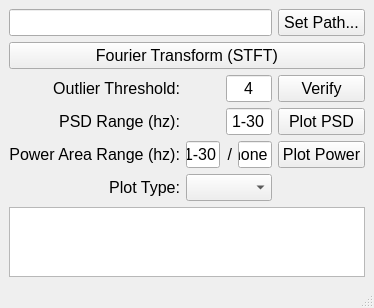
Before: the Qt Designer form sakeplot.ui in SAKEverse/sake-plot, drawn with Qt 5.
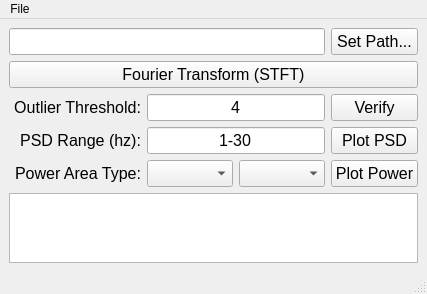
After: the same form once the commit is applied.

Commit message: change gui to run on top of cli

Diff of the .ui file:
```diff
--- a/sakeplot.ui
+++ b/sakeplot.ui
@@ -6,7 +6,7 @@
    <rect>
     <x>0</x>
     <y>0</y>
-    <width>327</width>
+    <width>326</width>
     <height>270</height>
    </rect>
   </property>
@@ -15,7 +15,7 @@
   </property>
   <widget class="QWidget" name="centralwidget">
    <layout class="QGridLayout" name="gridLayout">
-    <item row="2" column="4">
+    <item row="2" column="7">
      <widget class="QPushButton" name="verifyButton">
       <property name="font">
        <font>
@@ -27,40 +27,7 @@
       </property>
      </widget>
     </item>
-    <item row="3" column="2" colspan="2">
-     <widget class="QLineEdit" name="PSDEdit">
-      <property name="font">
-       <font>
-        <pointsize>12</pointsize>
-       </font>
-      </property>
-      <property name="text">
-       <string>1-30</string>
-      </property>
-      <property name="frame">
-       <bool>true</bool>
-      </property>
-      <property name="alignment">
-       <set>Qt::AlignCenter</set>
-      </property>
-     </widget>
-    </item>
-    <item row="0" column="0" colspan="4">
-     <widget class="QLineEdit" name="pathEdit">
-      <property name="font">
-       <font>
-        <pointsize>12</pointsize>
-       </font>
-      </property>
-      <property name="alignment">
-       <set>Qt::AlignRight|Qt::AlignTrailing|Qt::AlignVCenter</set>
-      </property>
-      <property name="readOnly">
-       <bool>true</bool>
-      </property>
-     </widget>
-    </item>
-    <item row="3" column="4">
+    <item row="3" column="7">
      <widget class="QPushButton" name="PSDButton">
       <property name="font">
        <font>
@@ -72,86 +39,7 @@
       </property>
      </widget>
     </item>
-    <item row="4" column="2">
-     <widget class="QLabel" name="labelPlotType_2">
-      <property name="font">
-       <font>
-        <pointsize>12</pointsize>
-        <weight>50</weight>
-        <bold>false</bold>
-       </font>
-      </property>
-      <property name="text">
-       <string>/</string>
-      </property>
-      <property name="alignment">
-       <set>Qt::AlignRight|Qt::AlignTrailing|Qt::AlignVCenter</set>
-      </property>
-     </widget>
-    </item>
-    <item row="4" column="3">
-     <widget class="QLineEdit" name="PoweAreaDenomenatorEdit">
-      <property name="font">
-       <font>
-        <pointsize>12</pointsize>
-       </font>
-      </property>
-      <property name="text">
-       <string>none</string>
-      </property>
-      <property name="frame">
-       <bool>true</bool>
-      </property>
-      <property name="alignment">
-       <set>Qt::AlignCenter</set>
-      </property>
-     </widget>
-    </item>
-    <item row="4" column="1">
-     <widget class="QLineEdit" name="PoweAreaNumeratorEdit">
-      <property name="font">
-       <font>
-        <pointsize>12</pointsize>
-       </font>
-      </property>
-      <property name="text">
-       <string>1-30</string>
-      </property>
-      <property name="frame">
-       <bool>true</bool>
-      </property>
-      <property name="alignment">
-       <set>Qt::AlignCenter</set>
-      </property>
-     </widget>
-    </item>
-    <item row="4" column="0">
-     <widget class="QLabel" name="labelPoweAreaRange">
-      <property name="font">
-       <font>
-        <pointsize>12</pointsize>
-        <weight>50</weight>
-        <bold>false</bold>
-       </font>
-      </property>
-      <property name="text">
-       <string>Power Area Range (hz):</string>
-      </property>
-      <property name="alignment">
-       <set>Qt::AlignRight|Qt::AlignTrailing|Qt::AlignVCenter</set>
-      </property>
-     </widget>
-    </item>
-    <item row="5" column="1" colspan="3">
-     <widget class="QComboBox" name="plotType">
-      <property name="font">
-       <font>
-        <pointsize>12</pointsize>
-       </font>
-      </property>
-     </widget>
-    </item>
-    <item row="0" column="4">
+    <item row="0" column="7">
      <widget class="QPushButton" name="pathButton">
       <property name="font">
        <font>
@@ -163,58 +51,7 @@
       </property>
      </widget>
     </item>
-    <item row="5" column="0">
-     <widget class="QLabel" name="labelPlotType">
-      <property name="font">
-       <font>
-        <pointsize>12</pointsize>
-        <weight>50</weight>
-        <bold>false</bold>
-       </font>
-      </property>
-      <property name="text">
-       <string>Plot Type:</string>
-      </property>
-      <property name="alignment">
-       <set>Qt::AlignRight|Qt::AlignTrailing|Qt::AlignVCenter</set>
-      </property>
-     </widget>
-    </item>
-    <item row="3" column="0">
-     <widget class="QLabel" name="labelPSDRange">
-      <property name="font">
-       <font>
-        <pointsize>12</pointsize>
-        <weight>50</weight>
-        <bold>false</bold>
-       </font>
-      </property>
-      <property name="text">
-       <string>PSD Range (hz):</string>
-      </property>
-      <property name="alignment">
-       <set>Qt::AlignRight|Qt::AlignTrailing|Qt::AlignVCenter</set>
-      </property>
-     </widget>
-    </item>
-    <item row="2" column="0">
-     <widget class="QLabel" name="labelThresh">
-      <property name="font">
-       <font>
-        <pointsize>12</pointsize>
-        <weight>50</weight>
-        <bold>false</bold>
-       </font>
-      </property>
-      <property name="text">
-       <string>Outlier Threshold:</string>
-      </property>
-      <property name="alignment">
-       <set>Qt::AlignRight|Qt::AlignTrailing|Qt::AlignVCenter</set>
-      </property>
-     </widget>
-    </item>
-    <item row="4" column="4">
+    <item row="4" column="7">
      <widget class="QPushButton" name="PowerAreaButton">
       <property name="font">
        <font>
@@ -226,7 +63,7 @@
       </property>
      </widget>
     </item>
-    <item row="6" column="0" colspan="5">
+    <item row="6" column="0" colspan="8">
      <widget class="QTextBrowser" name="errorBrowser">
       <property name="font">
        <font>
@@ -235,7 +72,7 @@
       </property>
      </widget>
     </item>
-    <item row="1" column="0" colspan="5">
+    <item row="1" column="0" colspan="8">
      <widget class="QPushButton" name="STFTButton">
       <property name="font">
        <font>
@@ -247,7 +84,76 @@
       </property>
      </widget>
     </item>
-    <item row="2" column="2" colspan="2">
+    <item row="3" column="0" colspan="2">
+     <widget class="QLabel" name="labelPSDRange">
+      <property name="font">
+       <font>
+        <pointsize>12</pointsize>
+        <weight>50</weight>
+        <bold>false</bold>
+       </font>
+      </property>
+      <property name="text">
+       <string>PSD Range (hz):</string>
+      </property>
+      <property name="alignment">
+       <set>Qt::AlignRight|Qt::AlignTrailing|Qt::AlignVCenter</set>
+      </property>
+     </widget>
+    </item>
+    <item row="4" column="1">
+     <widget class="QLabel" name="labelPlotType">
+      <property name="font">
+       <font>
+        <pointsize>12</pointsize>
+        <weight>50</weight>
+        <bold>false</bold>
+       </font>
+      </property>
+      <property name="text">
+       <string>Power Area Type:</string>
+      </property>
+      <property name="alignment">
+       <set>Qt::AlignRight|Qt::AlignTrailing|Qt::AlignVCenter</set>
+      </property>
+     </widget>
+    </item>
+    <item row="2" column="0" colspan="2">
+     <widget class="QLabel" name="labelThresh">
+      <property name="font">
+       <font>
+        <pointsize>12</pointsize>
+        <weight>50</weight>
+        <bold>false</bold>
+       </font>
+      </property>
+      <property name="text">
+       <string>Outlier Threshold:</string>
+      </property>
+      <property name="alignment">
+       <set>Qt::AlignRight|Qt::AlignTrailing|Qt::AlignVCenter</set>
+      </property>
+     </widget>
+    </item>
+    <item row="3" column="2" colspan="5">
+     <widget class="QLineEdit" name="PSDEdit">
+      <property name="font">
+       <font>
+        <pointsize>12</pointsize>
+       </font>
+      </property>
+      <property name="text">
+       <string>1-30</string>
+      </property>
+      <property name="frame">
+       <bool>true</bool>
+      </property>
+      <property name="alignment">
+       <set>Qt::AlignCenter</set>
+      </property>
+     </widget>
+    </item>
+    <item row="2" column="2" colspan="5">
      <widget class="QLineEdit" name="threshEdit">
       <property name="font">
        <font>
@@ -262,6 +168,39 @@
       </property>
      </widget>
     </item>
+    <item row="0" column="0" colspan="7">
+     <widget class="QLineEdit" name="pathEdit">
+      <property name="font">
+       <font>
+        <pointsize>12</pointsize>
+       </font>
+      </property>
+      <property name="alignment">
+       <set>Qt::AlignRight|Qt::AlignTrailing|Qt::AlignVCenter</set>
+      </property>
+      <property name="readOnly">
+       <bool>true</bool>
+      </property>
+     </widget>
+    </item>
+    <item row="4" column="6">
+     <widget class="QComboBox" name="plotType">
+      <property name="font">
+       <font>
+        <pointsize>12</pointsize>
+       </font>
+      </property>
+     </widget>
+    </item>
+    <item row="4" column="2" colspan="4">
+     <widget class="QComboBox" name="plotValue">
+      <property name="font">
+       <font>
+        <pointsize>12</pointsize>
+       </font>
+      </property>
+     </widget>
+    </item>
    </layout>
   </widget>
   <widget class="QMenuBar" name="menubar">
@@ -269,10 +208,17 @@
     <rect>
      <x>0</x>
      <y>0</y>
-     <width>327</width>
+     <width>326</width>
      <height>18</height>
     </rect>
    </property>
+   <widget class="QMenu" name="menuFile">
+    <property name="title">
+     <string>File</string>
+    </property>
+    <addaction name="actionSettings"/>
+   </widget>
+   <addaction name="menuFile"/>
   </widget>
   <widget class="QStatusBar" name="statusbar"/>
  </widget>
```
Left out of the diff: 5 changed lines with no effect on the pictures. The commit also changes 2 other files.
